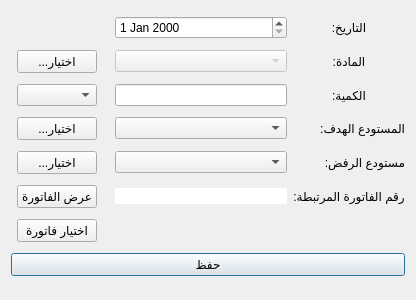
Before: the Qt Designer form Ui_AddReceiptDocs.ui in rabee361/E-commerce2, drawn with Qt 5.
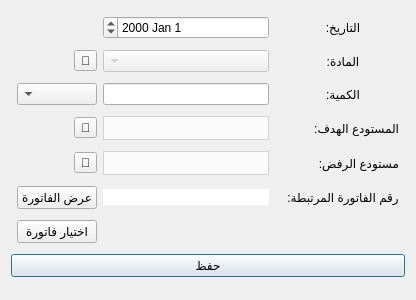
After: the same form once the commit is applied.

The edit to the form file:
```diff
--- a/Ui_AddReceiptDocs.ui
+++ b/Ui_AddReceiptDocs.ui
@@ -13,55 +13,43 @@
   <property name="windowTitle">
    <string>إضافة سند استلام</string>
   </property>
+  <property name="layoutDirection">
+   <enum>Qt::RightToLeft</enum>
+  </property>
   <layout class="QGridLayout" name="gridLayout">
-   <item row="1" column="5">
-    <widget class="QComboBox" name="materials_combobox">
-     <property name="enabled">
-      <bool>false</bool>
-     </property>
-     <property name="minimumSize">
-      <size>
-       <width>150</width>
-       <height>0</height>
-      </size>
-     </property>
-    </widget>
-   </item>
-   <item row="3" column="6">
+   <item row="5" column="2">
     <widget class="QLabel" name="target_warehouse_label">
      <property name="text">
       <string>المستودع الهدف:</string>
      </property>
     </widget>
    </item>
-   <item row="4" column="6">
-    <widget class="QLabel" name="rejection_warehouse_label">
-     <property name="text">
-      <string>مستودع الرفض:</string>
-     </property>
-    </widget>
+   <item row="0" column="5">
+    <widget class="QDateEdit" name="date_input"/>
    </item>
-   <item row="4" column="5">
-    <widget class="QComboBox" name="rejection_warehouse_combobox"/>
-   </item>
-   <item row="2" column="6">
-    <widget class="QLabel" name="quantity_label">
-     <property name="text">
-      <string>الكمية:</string>
-     </property>
-     <property name="alignment">
-      <set>Qt::AlignCenter</set>
-     </property>
-    </widget>
-   </item>
-   <item row="7" column="1" colspan="6">
+   <item row="10" column="1" colspan="7">
     <widget class="QPushButton" name="save_btn">
      <property name="text">
       <string>حفظ</string>
      </property>
     </widget>
    </item>
-   <item row="1" column="6">
+   <item row="6" column="5">
+    <widget class="QComboBox" name="rejection_warehouse_combobox">
+     <property name="styleSheet">
+      <string notr="true">QComboBox {
+        background-color: #fafafa;
+        border: 1px solid lightgrey;		
+		height: 22px;
+		color: black;
+    }
+    QComboBox::drop-down {
+        border: none;
+    }</string>
+     </property>
+    </widget>
+   </item>
+   <item row="2" column="2">
     <widget class="QLabel" name="material_label">
      <property name="text">
       <string>المادة:</string>
@@ -71,29 +59,10 @@
      </property>
     </widget>
    </item>
-   <item row="3" column="5">
-    <widget class="QComboBox" name="target_warehouse_combobox"/>
-   </item>
-   <item row="2" column="5">
+   <item row="4" column="5">
     <widget class="QLineEdit" name="quantity_input"/>
    </item>
-   <item row="2" column="2">
-    <widget class="QComboBox" name="units_combobox"/>
-   </item>
-   <item row="0" column="6">
-    <widget class="QLabel" name="date_label">
-     <property name="text">
-      <string>التاريخ:</string>
-     </property>
-     <property name="alignment">
-      <set>Qt::AlignCenter</set>
-     </property>
-    </widget>
-   </item>
-   <item row="0" column="5">
-    <widget class="QDateEdit" name="date_input"/>
-   </item>
-   <item row="5" column="6">
+   <item row="7" column="2">
     <widget class="QLabel" name="quantity_label_2">
      <property name="text">
       <string>رقم الفاتورة المرتبطة:</string>
@@ -103,7 +72,7 @@
      </property>
     </widget>
    </item>
-   <item row="5" column="5">
+   <item row="7" column="5">
     <widget class="QLineEdit" name="invoice_number_input">
      <property name="enabled">
       <bool>false</bool>
@@ -115,40 +84,98 @@
      </property>
     </widget>
    </item>
-   <item row="5" column="2">
+   <item row="5" column="5">
+    <widget class="QComboBox" name="target_warehouse_combobox">
+     <property name="styleSheet">
+      <string notr="true">QComboBox {
+        background-color: #fafafa;
+        border: 1px solid lightgrey;		
+		height: 22px;
+		color: black;
+    }
+    QComboBox::drop-down {
+        border: none;
+    }</string>
+     </property>
+    </widget>
+   </item>
+   <item row="2" column="5">
+    <widget class="QComboBox" name="materials_combobox">
+     <property name="enabled">
+      <bool>false</bool>
+     </property>
+     <property name="minimumSize">
+      <size>
+       <width>0</width>
+       <height>0</height>
+      </size>
+     </property>
+    </widget>
+   </item>
+   <item row="4" column="2">
+    <widget class="QLabel" name="quantity_label">
+     <property name="text">
+      <string>الكمية:</string>
+     </property>
+     <property name="alignment">
+      <set>Qt::AlignCenter</set>
+     </property>
+    </widget>
+   </item>
+   <item row="0" column="2">
+    <widget class="QLabel" name="date_label">
+     <property name="text">
+      <string>التاريخ:</string>
+     </property>
+     <property name="alignment">
+      <set>Qt::AlignCenter</set>
+     </property>
+    </widget>
+   </item>
+   <item row="6" column="2">
+    <widget class="QLabel" name="rejection_warehouse_label">
+     <property name="text">
+      <string>مستودع الرفض:</string>
+     </property>
+    </widget>
+   </item>
+   <item row="2" column="6">
+    <widget class="QToolButton" name="select_material_btn">
+     <property name="text">
+      <string>🔎</string>
+     </property>
+    </widget>
+   </item>
+   <item row="5" column="6">
+    <widget class="QToolButton" name="select_target_warehouse_btn">
+     <property name="text">
+      <string>🔎</string>
+     </property>
+    </widget>
+   </item>
+   <item row="6" column="6">
+    <widget class="QToolButton" name="select_rejection_warehouse_btn">
+     <property name="text">
+      <string>🔎</string>
+     </property>
+    </widget>
+   </item>
+   <item row="7" column="6">
     <widget class="QPushButton" name="show_invoice_btn">
      <property name="text">
       <string>عرض الفاتورة</string>
      </property>
     </widget>
    </item>
-   <item row="6" column="2">
+   <item row="8" column="6">
     <widget class="QPushButton" name="pick_invoice_btn">
      <property name="text">
       <string>اختيار فاتورة</string>
      </property>
     </widget>
    </item>
-   <item row="3" column="2">
-    <widget class="QPushButton" name="select_target_warehouse_btn">
-     <property name="text">
-      <string>...اختيار</string>
-     </property>
-    </widget>
-   </item>
-   <item row="4" column="2">
-    <widget class="QPushButton" name="select_rejection_warehouse_btn">
-     <property name="text">
-      <string>...اختيار</string>
-     </property>
-    </widget>
-   </item>
-   <item row="1" column="2">
-    <widget class="QPushButton" name="select_material_btn">
-     <property name="text">
-      <string>...اختيار</string>
-     </property>
-    </widget>
+   <item row="4" column="6">
+    <widget class="QComboBox" name="units_combobox"/>
    </item>
   </layout>
  </widget>
```
